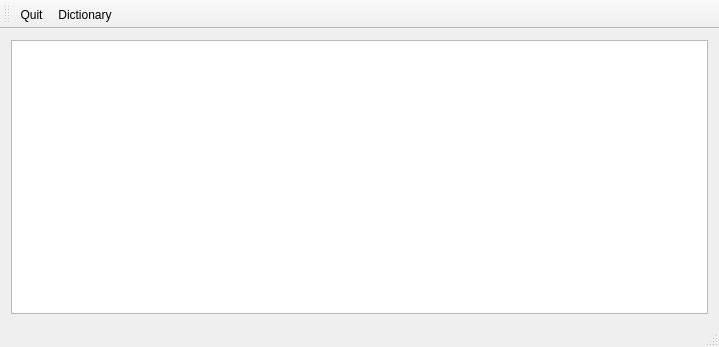
Old version of the form mainwindow.ui in the repository ipr/qkana.
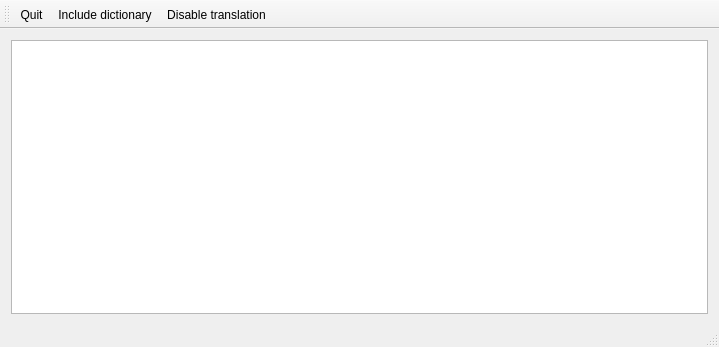
New version of the form.

Diff of the .ui file:
```diff
--- a/mainwindow.ui
+++ b/mainwindow.ui
@@ -43,6 +43,7 @@
    </attribute>
    <addaction name="actionQuit"/>
    <addaction name="actionDictionary"/>
+   <addaction name="actionDisable_translation"/>
   </widget>
   <widget class="QStatusBar" name="statusBar"/>
   <action name="actionQuit">
@@ -55,12 +56,23 @@
   </action>
   <action name="actionDictionary">
    <property name="text">
-    <string>Dictionary</string>
+    <string>Include dictionary</string>
    </property>
    <property name="toolTip">
     <string>Append dictionary from file</string>
    </property>
   </action>
+  <action name="actionDisable_translation">
+   <property name="checkable">
+    <bool>true</bool>
+   </property>
+   <property name="text">
+    <string>Disable translation</string>
+   </property>
+   <property name="toolTip">
+    <string>Disable automatic translation </string>
+   </property>
+  </action>
  </widget>
  <layoutdefault spacing="6" margin="11"/>
  <resources/>
```
